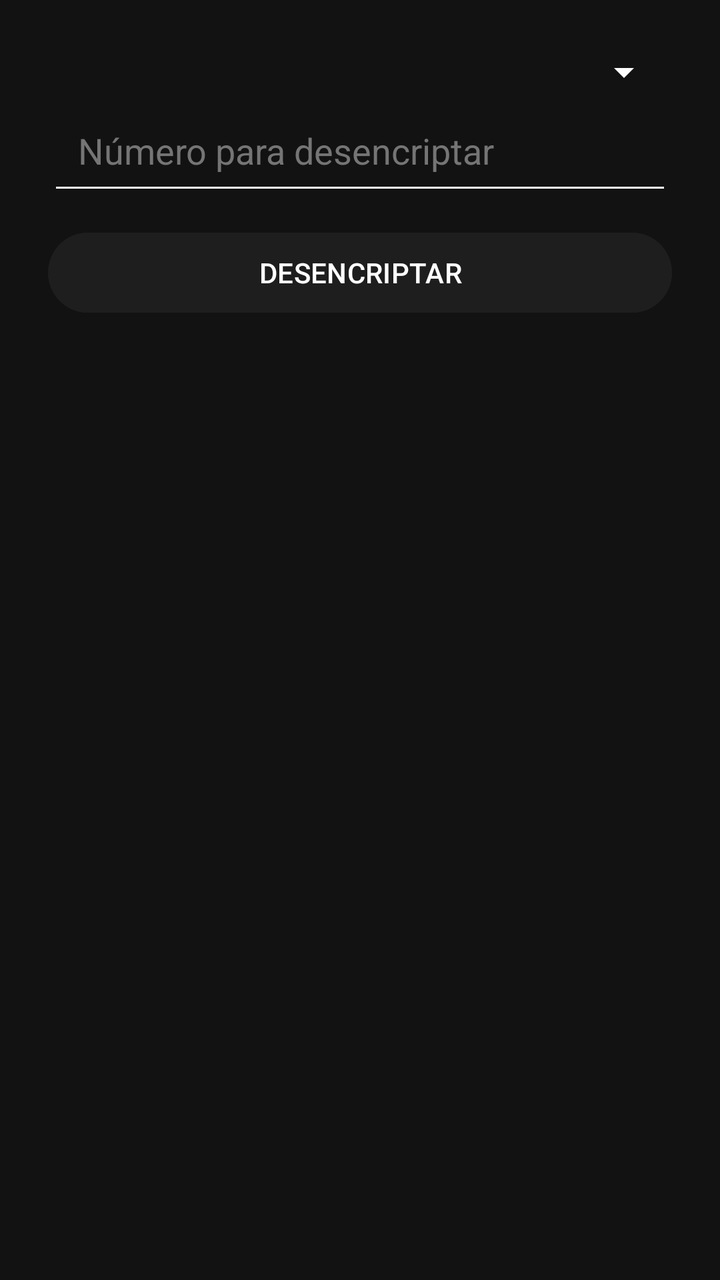
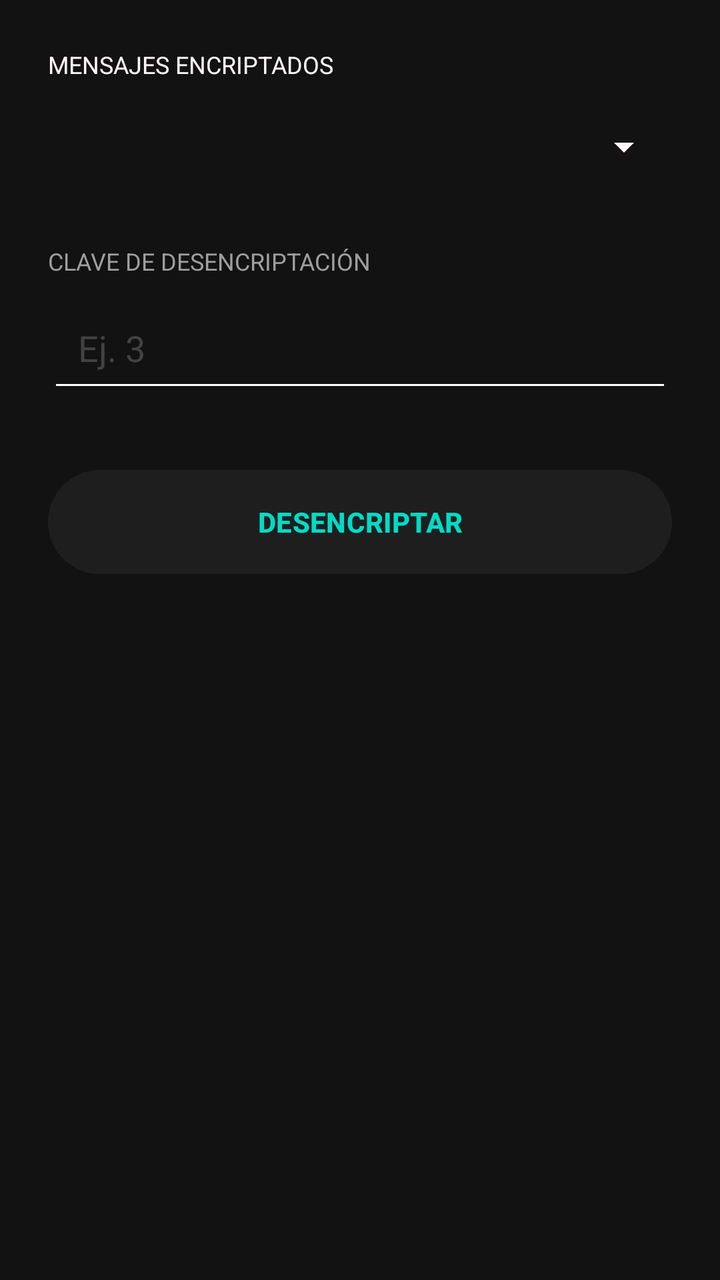

Screens rendered from an Android XML layout before and after an edit, with the pre-edit source and the edit as a unified diff.
<!-- AndroidManifest.xml: application theme Theme.ExamenCardiel -->
<!-- res/layout/activity_desencriptar.xml -->
<?xml version="1.0" encoding="utf-8"?>
<LinearLayout xmlns:android="http://schemas.android.com/apk/res/android"
    android:id="@+id/main"
    android:layout_width="match_parent"
    android:layout_height="match_parent"
    android:orientation="vertical"
    android:padding="24dp"
    android:background="#121212">

    <Spinner
        android:id="@+id/spinnerMensajes"
        android:layout_width="match_parent"
        android:layout_height="wrap_content"
        android:backgroundTint="#FFFFFF" />

    <EditText
        android:id="@+id/etDesencriptarKey"
        android:layout_width="match_parent"
        android:layout_height="wrap_content"
        android:hint="Número para desencriptar"
        android:textColor="#FFFFFF"
        android:textColorHint="#757575"
        android:backgroundTint="#FFFFFF"
        android:inputType="number"
        android:padding="15dp" />

    <Button
        android:id="@+id/btnProcesarDesencriptar"
        android:layout_width="match_parent"
        android:layout_height="wrap_content"
        android:text="DESENCRIPTAR"
        android:backgroundTint="#1E1E1E"
        android:textColor="#FFFFFF"
        android:layout_marginTop="10dp" />

    <TextView
        android:id="@+id/tvResultado"
        android:layout_width="match_parent"
        android:layout_height="wrap_content"
        android:textColor="#FFFFFF"
        android:layout_marginTop="20dp"
        android:textSize="16sp" />
</LinearLayout>
<!-- resources referenced by this layout -->
<resources>
  <style name="Theme.ExamenCardiel" parent="Base.Theme.ExamenCardiel" />
  <style name="Base.Theme.ExamenCardiel" parent="Theme.Material3.DayNight.NoActionBar">
          
          
      </style>
</resources>

<!-- the commit's change to res/layout/activity_desencriptar.xml (unified diff, before → after) -->
@@ -7,19 +7,36 @@
     android:padding="24dp"
     android:background="#121212">
 
+    <TextView
+        android:layout_width="wrap_content"
+        android:layout_height="wrap_content"
+        android:text="MENSAJES ENCRIPTADOS"
+        android:textColor="#fcf7f7"
+        android:textSize="12sp"
+        android:layout_marginBottom="8dp" />
+
     <Spinner
         android:id="@+id/spinnerMensajes"
         android:layout_width="match_parent"
+        android:layout_height="50dp"
+        android:backgroundTint="#fcf7f7"
+        android:layout_marginBottom="24dp" />
+
+    <TextView
+        android:layout_width="wrap_content"
         android:layout_height="wrap_content"
-        android:backgroundTint="#FFFFFF" />
+        android:text="CLAVE DE DESENCRIPTACIÓN"
+        android:textColor="#9E9E9E"
+        android:textSize="12sp"
+        android:layout_marginBottom="8dp" />
 
     <EditText
         android:id="@+id/etDesencriptarKey"
         android:layout_width="match_parent"
         android:layout_height="wrap_content"
-        android:hint="Número para desencriptar"
+        android:hint="Ej. 3"
         android:textColor="#FFFFFF"
-        android:textColorHint="#757575"
+        android:textColorHint="#424242"
         android:backgroundTint="#FFFFFF"
         android:inputType="number"
         android:padding="15dp" />
@@ -27,17 +44,19 @@
     <Button
         android:id="@+id/btnProcesarDesencriptar"
         android:layout_width="match_parent"
-        android:layout_height="wrap_content"
+        android:layout_height="60dp"
         android:text="DESENCRIPTAR"
         android:backgroundTint="#1E1E1E"
-        android:textColor="#FFFFFF"
-        android:layout_marginTop="10dp" />
+        android:textColor="#03DAC6"
+        android:textStyle="bold"
+        android:layout_marginTop="30dp" />
 
     <TextView
         android:id="@+id/tvResultado"
         android:layout_width="match_parent"
         android:layout_height="wrap_content"
         android:textColor="#FFFFFF"
-        android:layout_marginTop="20dp"
-        android:textSize="16sp" />
+        android:layout_marginTop="30dp"
+        android:textSize="16sp"
+        android:gravity="center" />
 </LinearLayout>
